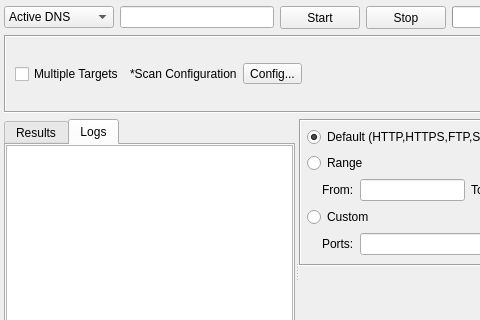
First picture: the form in sub3suite/src/engines/active/Active.ui, repository 3nock/OTE, before the edit; both pictures show x 0 to 480 and y 0 to 320 of the 610 by 422 pixel window.
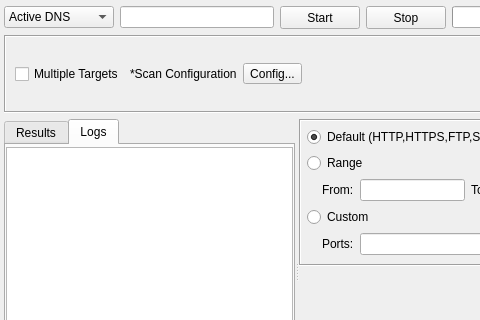
Second picture: the form after the edit. The open tabs and pages were chosen to show the change. Custom widgets are drawn as their Qt base class.

What changed in the file:
```diff
--- a/sub3suite/src/engines/active/Active.ui
+++ b/sub3suite/src/engines/active/Active.ui
@@ -464,7 +464,7 @@
          <number>0</number>
         </property>
         <property name="topMargin">
-         <number>0</number>
+         <number>2</number>
         </property>
         <property name="rightMargin">
          <number>0</number>
```
